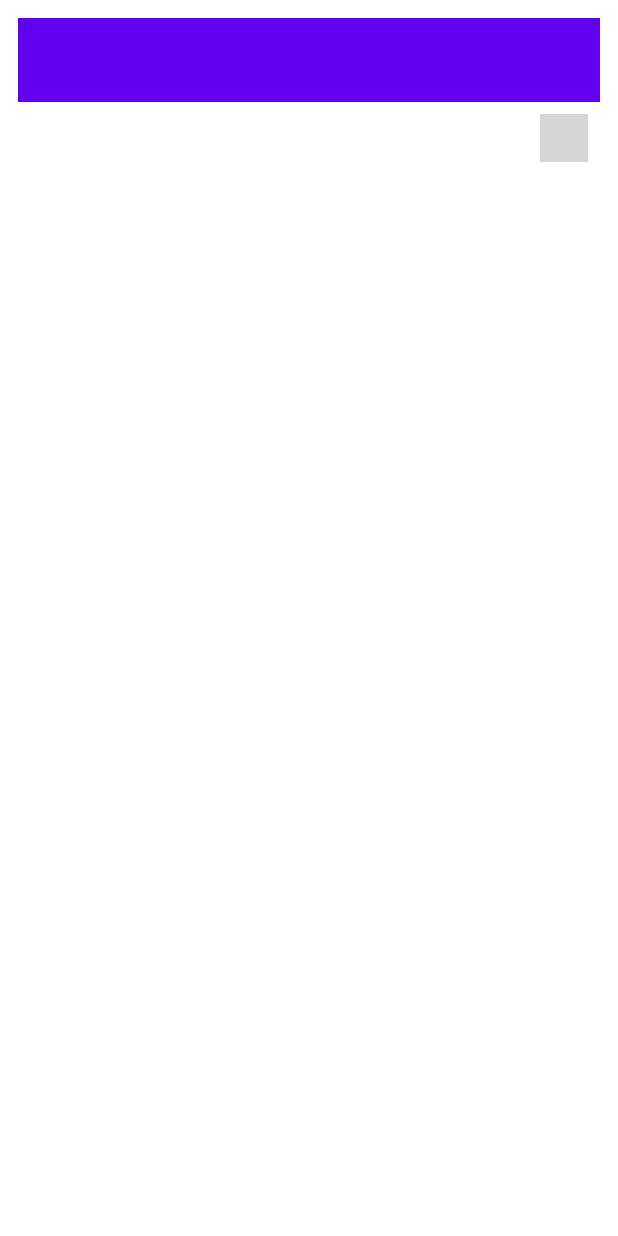
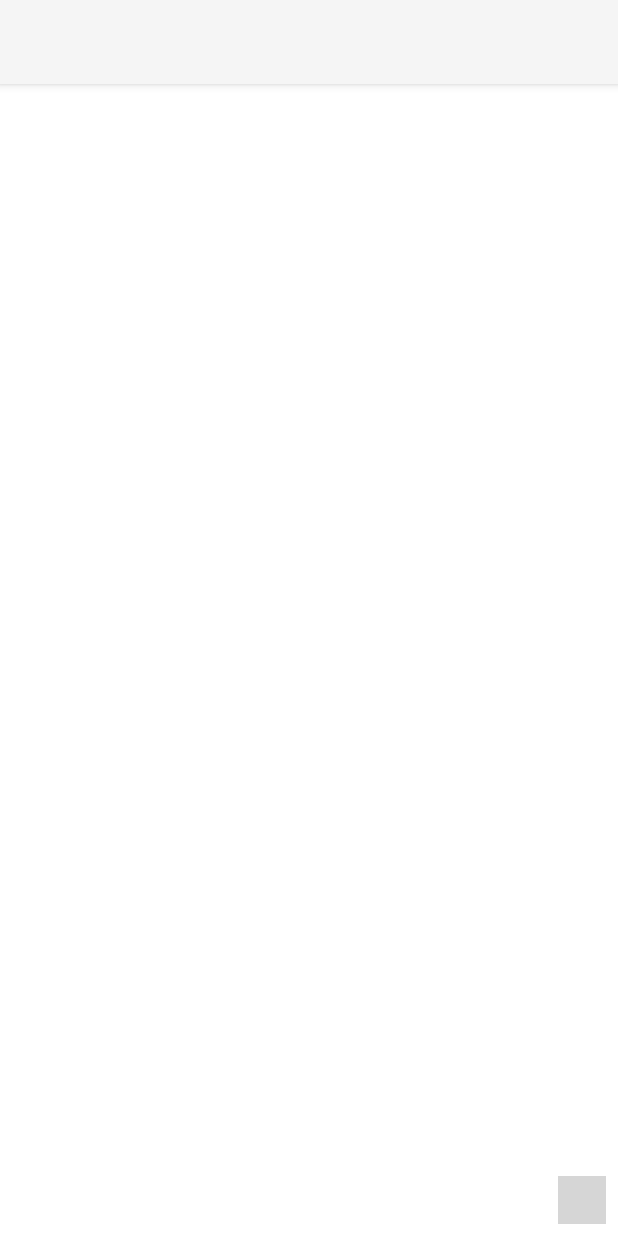
Before and after one commit to aladante/kiteapp, an Android app: the screen it shows after launch (MainActivity), on a phone screen of 412 x 824 dp. Run offline under Robolectric (Android 15) with nearby library versions, the phone set to English and light mode, and no system bars; our stand-ins replace navigation-ui; libraries missing offline, so code that uses them is left out: org.osmdroid.config, org.osmdroid.tileprovider, org.osmdroid.util, org.osmdroid.views; plain views replace MapView; 6 statements that could not run were skipped; grey boxes are pictures that could not be loaded.

Commit message:
almost working appbar with navigation intergration

```diff
--- a/app/build.gradle
+++ b/app/build.gradle
@@ -51,6 +51,9 @@ dependencies {
     testImplementation 'junit:junit:4.+'
     androidTestImplementation 'androidx.test.ext:junit:1.1.2'
     androidTestImplementation 'androidx.test.espresso:espresso-core:3.3.0'
+    // navigation drawer libs
+    // Glide image library
+    implementation 'com.github.bumptech.glide:glide:3.7.0'
 
     //Navigation
     implementation "androidx.navigation:navigation-fragment-ktx:2.0.0"
--- a/app/src/main/java/com/jandorresteijn/kiteapp/MainActivity.kt
+++ b/app/src/main/java/com/jandorresteijn/kiteapp/MainActivity.kt
@@ -36,8 +36,6 @@ class MainActivity : AppCompatActivity() {
         val ctx: Context = getApplicationContext();
         Configuration.getInstance().load(ctx, PreferenceManager.getDefaultSharedPreferences(ctx));
         checkPermissionsState();
-
-
     }
 
     private fun initNavigation() {
--- /dev/null
+++ b/app/src/main/res/drawable/ic_menu_camera.xml
@@ -0,0 +1,12 @@
+<vector xmlns:android="http://schemas.android.com/apk/res/android"
+    android:width="24dp"
+    android:height="24dp"
+    android:viewportWidth="24.0"
+    android:viewportHeight="24.0">
+    <path
+        android:fillColor="#FF000000"
+        android:pathData="M12,12m-3.2,0a3.2,3.2 0,1 1,6.4 0a3.2,3.2 0,1 1,-6.4 0" />
+    <path
+        android:fillColor="#FF000000"
+        android:pathData="M9,2L7.17,4H4c-1.1,0 -2,0.9 -2,2v12c0,1.1 0.9,2 2,2h16c1.1,0 2,-0.9 2,-2V6c0,-1.1 -0.9,-2 -2,-2h-3.17L15,2H9zm3,15c-2.76,0 -5,-2.24 -5,-5s2.24,-5 5,-5 5,2.24 5,5 -2.24,5 -5,5z" />
+</vector>
--- /dev/null
+++ b/app/src/main/res/drawable/ic_menu_gallery.xml
@@ -0,0 +1,9 @@
+<vector xmlns:android="http://schemas.android.com/apk/res/android"
+    android:width="24dp"
+    android:height="24dp"
+    android:viewportWidth="24.0"
+    android:viewportHeight="24.0">
+    <path
+        android:fillColor="#FF000000"
+        android:pathData="M22,16V4c0,-1.1 -0.9,-2 -2,-2H8c-1.1,0 -2,0.9 -2,2v12c0,1.1 0.9,2 2,2h12c1.1,0 2,-0.9 2,-2zm-11,-4l2.03,2.71L16,11l4,5H8l3,-4zM2,6v14c0,1.1 0.9,2 2,2h14v-2H4V6H2z" />
+</vector>
--- /dev/null
+++ b/app/src/main/res/drawable/ic_menu_slideshow.xml
@@ -0,0 +1,9 @@
+<vector xmlns:android="http://schemas.android.com/apk/res/android"
+    android:width="24dp"
+    android:height="24dp"
+    android:viewportWidth="24.0"
+    android:viewportHeight="24.0">
+    <path
+        android:fillColor="#FF000000"
+        android:pathData="M4,6H2v14c0,1.1 0.9,2 2,2h14v-2H4V6zm16,-4H8c-1.1,0 -2,0.9 -2,2v12c0,1.1 0.9,2 2,2h12c1.1,0 2,-0.9 2,-2V4c0,-1.1 -0.9,-2 -2,-2zm-8,12.5v-9l6,4.5 -6,4.5z" />
+</vector>
--- /dev/null
+++ b/app/src/main/res/layout/app_bar_main.xml
@@ -0,0 +1,25 @@
+<?xml version="1.0" encoding="utf-8"?>
+<androidx.coordinatorlayout.widget.CoordinatorLayout xmlns:android="http://schemas.android.com/apk/res/android"
+    xmlns:app="http://schemas.android.com/apk/res-auto"
+    xmlns:tools="http://schemas.android.com/tools"
+    android:layout_width="match_parent"
+    android:layout_height="match_parent"
+    tools:context=".MainActivity">
+
+    <com.google.android.material.appbar.AppBarLayout
+        android:layout_width="match_parent"
+        android:layout_height="wrap_content"
+        android:theme="@style/Theme.AppCompat.DayNight">
+
+        <androidx.appcompat.widget.Toolbar
+            android:id="@+id/toolbar"
+            android:layout_width="match_parent"
+            android:layout_height="?attr/actionBarSize"
+            android:background="?attr/colorPrimary"
+            app:popupTheme="@style/AppTheme.PopupOverlay" />
+
+    </com.google.android.material.appbar.AppBarLayout>
+
+    <include layout="@layout/content_main" />
+
+</androidx.coordinatorlayout.widget.CoordinatorLayout>
--- /dev/null
+++ b/app/src/main/res/layout/content_main.xml
@@ -0,0 +1,24 @@
+<?xml version="1.0" encoding="utf-8"?>
+<androidx.constraintlayout.widget.ConstraintLayout xmlns:android="http://schemas.android.com/apk/res/android"
+    xmlns:app="http://schemas.android.com/apk/res-auto"
+    xmlns:tools="http://schemas.android.com/tools"
+    android:layout_width="match_parent"
+    android:layout_height="match_parent"
+    app:layout_behavior="@string/appbar_scrolling_view_behavior"
+    tools:showIn="@layout/app_bar_main">
+
+    <fragment
+        android:id="@+id/navHostFragment"
+        android:name="androidx.navigation.fragment.NavHostFragment"
+        android:layout_width="match_parent"
+        android:layout_height="0dp"
+        android:layout_margin="8dp"
+        app:defaultNavHost="true"
+        app:layout_constraintBottom_toBottomOf="parent"
+        app:layout_constraintEnd_toEndOf="parent"
+        app:layout_constraintHorizontal_bias="0.6"
+        app:layout_constraintStart_toStartOf="parent"
+        app:layout_constraintVertical_bias="1.0"
+        app:navGraph="@navigation/navigation_graph" />
+
+</androidx.constraintlayout.widget.ConstraintLayout>
--- a/app/src/main/res/layout/main_activity.xml
+++ b/app/src/main/res/layout/main_activity.xml
@@ -1,37 +1,25 @@
 <?xml version="1.0" encoding="utf-8"?>
-<androidx.constraintlayout.widget.ConstraintLayout xmlns:android="http://schemas.android.com/apk/res/android"
+<androidx.drawerlayout.widget.DrawerLayout xmlns:android="http://schemas.android.com/apk/res/android"
     xmlns:app="http://schemas.android.com/apk/res-auto"
     xmlns:tools="http://schemas.android.com/tools"
+    android:id="@+id/drawer_layout"
     android:layout_width="match_parent"
     android:layout_height="match_parent"
-    android:padding="12dp"
-    tools:context=".MainActivity">
+    android:fitsSystemWindows="true"
+    tools:openDrawer="start">
 
-    <androidx.appcompat.widget.Toolbar
-        android:id="@+id/toolbar"
+    <include
+        layout="@layout/app_bar_main"
         android:layout_width="match_parent"
-        android:layout_height="wrap_content"
-        android:background="?attr/colorPrimary"
-        android:minHeight="?attr/actionBarSize"
-        android:theme="?attr/actionBarTheme"
-        app:layout_constraintEnd_toEndOf="parent"
-        app:layout_constraintStart_toStartOf="parent"
-        app:layout_constraintTop_toTopOf="parent" />
+        android:layout_height="match_parent" />
 
-    <fragment
-        android:id="@+id/navHostFragment"
-        android:name="androidx.navigation.fragment.NavHostFragment"
-        android:layout_width="match_parent"
-        android:layout_height="0dp"
-        android:layout_margin="8dp"
-        app:defaultNavHost="true"
-        app:layout_constraintBottom_toBottomOf="parent"
-        app:layout_constraintEnd_toEndOf="parent"
-        app:layout_constraintHorizontal_bias="0.6"
-        app:layout_constraintStart_toStartOf="parent"
-        app:layout_constraintTop_toBottomOf="@+id/toolbar"
-        app:layout_constraintVertical_bias="1.0"
-        app:navGraph="@navigation/navigation_graph" />
+    <com.google.android.material.navigation.NavigationView
+        android:id="@+id/nav_view"
+        android:layout_width="wrap_content"
+        android:layout_height="match_parent"
+        android:layout_gravity="start"
+        android:fitsSystemWindows="true"
+        app:headerLayout="@layout/nav_header_main"
+        app:menu="@menu/activity_main_drawer" />
 
-
-</androidx.constraintlayout.widget.ConstraintLayout>
+</androidx.drawerlayout.widget.DrawerLayout>
--- /dev/null
+++ b/app/src/main/res/menu/activity_main_drawer.xml
@@ -0,0 +1,20 @@
+<?xml version="1.0" encoding="utf-8"?>
+<menu xmlns:android="http://schemas.android.com/apk/res/android"
+    xmlns:tools="http://schemas.android.com/tools"
+    tools:showIn="navigation_view">
+
+    <group android:checkableBehavior="single">
+        <item
+            android:id="@+id/nav_home"
+            android:icon="@drawable/ic_menu_camera"
+            android:title="@string/menu_home" />
+        <item
+            android:id="@+id/nav_gallery"
+            android:icon="@drawable/ic_menu_gallery"
+            android:title="@string/menu_gallery" />
+        <item
+            android:id="@+id/nav_slideshow"
+            android:icon="@drawable/ic_menu_slideshow"
+            android:title="@string/menu_slideshow" />
+    </group>
+</menu>
--- a/app/src/main/res/values/strings.xml
+++ b/app/src/main/res/values/strings.xml
@@ -1,3 +1,16 @@
 <resources>
+
     <string name="app_name">KiteApp</string>
+
+    <string name="navigation_drawer_open">Open navigation drawer</string>
+
+    <string name="navigation_drawer_close">Close navigation drawer</string>
+    <string name="nav_header_title">Android Studio</string>
+    <string name="nav_header_subtitle">android.studio@android.com</string>
+    <string name="nav_header_desc">Navigation header</string>
+    <string name="action_settings">Settings</string>
+
+    <string name="menu_home">Home</string>
+    <string name="menu_gallery">Gallery</string>
+    <string name="menu_slideshow">Slideshow</string>
 </resources>
--- a/app/src/main/res/values/themes.xml
+++ b/app/src/main/res/values/themes.xml
@@ -11,4 +11,5 @@
         <item name="colorOnSecondary">@color/black</item>
         <!-- Customize your theme here. -->
     </style>
+    <style name="AppTheme.PopupOverlay" parent="ThemeOverlay.AppCompat.Light" />
 </resources>
```
Also changed, not shown: app/src/main/res/drawable/side_nav_bar.xml (added, +9 -0 lines), app/src/main/res/layout/nav_header_main.xml (added, +35 -0 lines), app/src/main/res/menu/main.xml (added, +9 -0 lines), app/src/main/res/values-night/themes.xml (+8 -0 lines), app/src/main/res/values/dimens.xml (added, +8 -0 lines).
